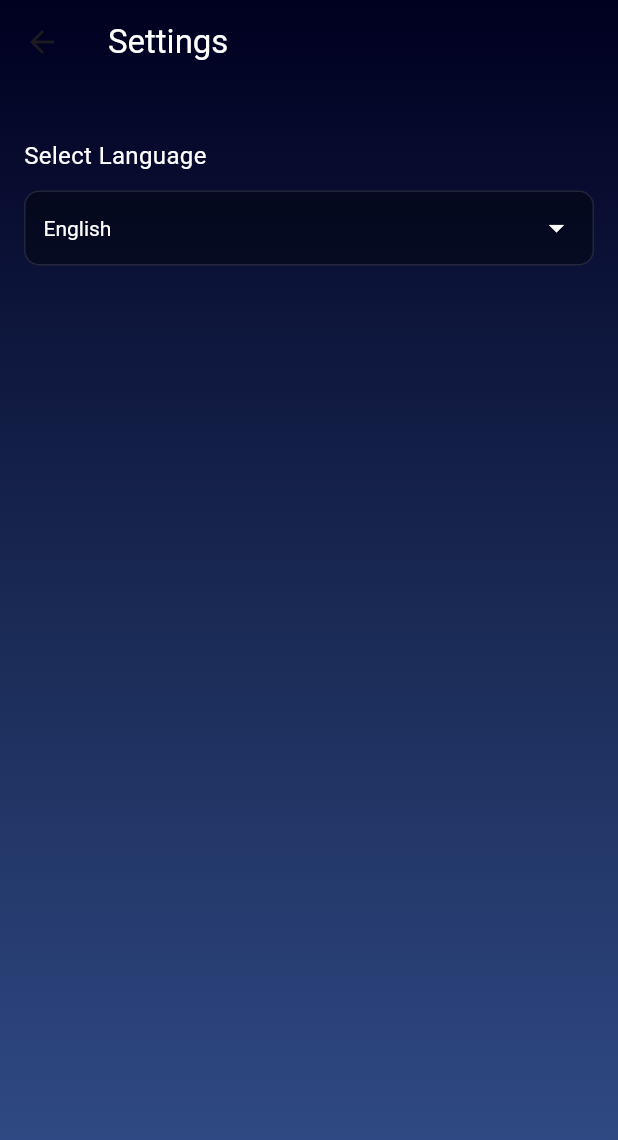
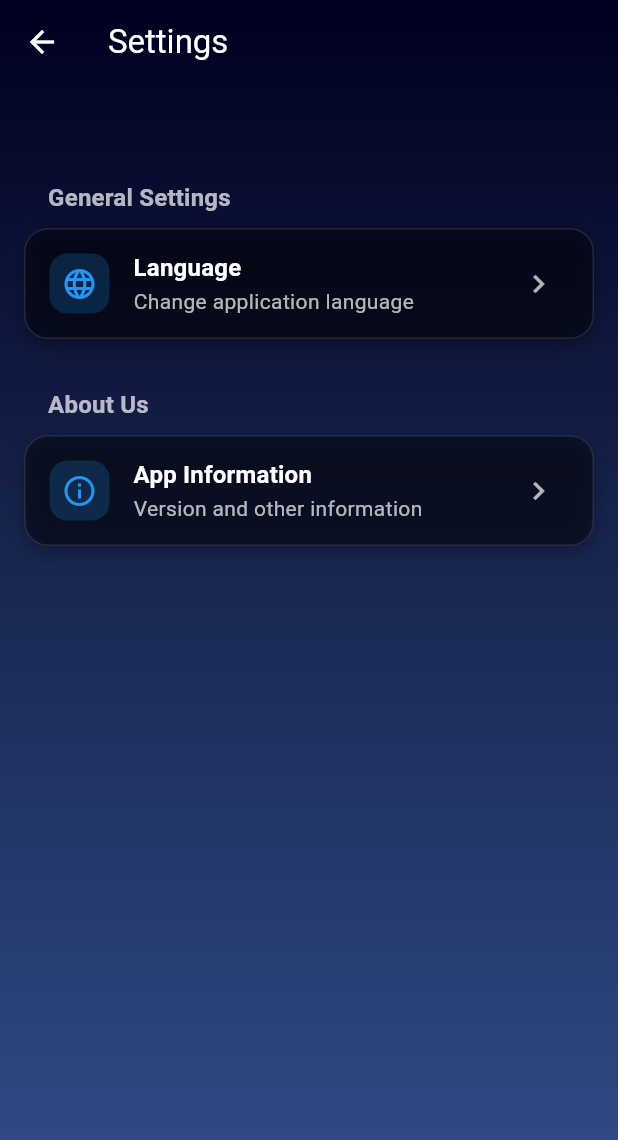
Before and after one commit to ayberktambay/weather_application, a Flutter app: the SettingsView screen opened directly, on a phone screen of 412 x 824 dp. Shown: the top 1140 px of the screen. Run offline on Flutter 3.47's test engine with Material 3 defaults, Android fonts, the phone set to English and light mode, and no system bars; our stand-ins replace flutter_riverpod, geolocator, localization; missing offline and left inert: flutter_pagewise.

Commit message:
search, app logo,design

```diff
--- a/assets/language/en_US.json
+++ b/assets/language/en_US.json
@@ -66,5 +66,13 @@
     "Istanbul (Asian Side)" : "Istanbul (Asian Side)",
     "Latitude": "Latitude",
     "Longitude": "Longitude",
-    "Location services are disabled. Please enable them." : "Location services are disabled. Please enable them."
+    "Location services are disabled. Please enable them." : "Location services are disabled. Please enable them.",
+    "General Settings": "General Settings",
+    "Language": "Language",
+    "Change application language": "Change application language",
+    "About Us": "About Us",
+    "App Information": "App Information",
+    "Version and other information": "Version and other information",
+    "OK": "OK",
+    "Select a language": "Select a language"
 }
--- a/assets/language/tr_TR.json
+++ b/assets/language/tr_TR.json
@@ -66,5 +66,13 @@
     "Istanbul (Asian Side)" : "Istanbul (Anadolu)",
     "Latitude": "Enlem",
     "Longitude": "Boylam",
-    "Location services are disabled. Please enable them." : "Konum servisleri devre dışı,lütfen etkinleştiriniz."
+    "Location services are disabled. Please enable them." : "Konum servisleri devre dışı,lütfen etkinleştiriniz.",
+    "General Settings": "Genel Ayarlar",
+    "Language": "Dil",
+    "Change application language": "Uygulama dilini değiştir",
+    "About Us": "Hakkımızda",
+    "App Information": "Uygulama Bilgileri",
+    "Version and other information": "Sürüm ve diğer bilgiler",
+    "OK": "Tamam",
+    "Select a language": "Dil Seçimi"
 }
--- a/lib/constants/app_colors.dart
+++ b/lib/constants/app_colors.dart
@@ -31,4 +31,15 @@ class AppGradients {
       Color(0xFFE94057), // Reddish Orange
     ],
   );
+  static BoxDecoration blueGradBG  = BoxDecoration(
+          gradient: LinearGradient(
+            begin: Alignment.topCenter,
+            end: Alignment.bottomCenter,
+            colors: [
+              Color(0xFF000020),
+              Color(0xFF1A2A55),
+              Color(0xFF334F8C),
+            ],
+          ),
+          );
 }
--- a/lib/providers/weather_provider.dart
+++ b/lib/providers/weather_provider.dart
@@ -89,10 +89,7 @@ class WeatherNotifier extends StateNotifier<WeatherState> {
   }
 
 Future<void> fetchCurrentLocationWeather(BuildContext context, WidgetRef ref) async {
-  // Start loading
   state = state.copyWith(isLoading: true, errorMessage: null, locationName: 'Current Location');
-
-  // Check if location services are enabled
   final isLocationServiceEnabled = await Geolocator.isLocationServiceEnabled();
   if (!isLocationServiceEnabled) {
     state = state.copyWith(
--- a/lib/view/menu.dart
+++ b/lib/view/menu.dart
@@ -41,9 +41,8 @@ class _MenuViewState extends ConsumerState<MenuView> {
         )).toList(),
         currentIndex: currentIndex,
         onTap: (value) {
-          setState(() {
-            currentIndex = value;
-          });
+          currentIndex = value;
+          setState(() {});
         },
       ),
     );
--- a/lib/view/settings.dart
+++ b/lib/view/settings.dart
@@ -1,7 +1,9 @@
 import 'package:flutter/material.dart';
 import 'package:flutter_riverpod/flutter_riverpod.dart';
 import 'package:localization/localization.dart';
+import 'package:weather/constants/app_colors.dart';
 import 'package:weather/providers/language_provider.dart';
+import 'package:weather/view/language_selection.dart';
 
 class SettingsView extends ConsumerStatefulWidget {
   const SettingsView({super.key});
@@ -13,8 +15,7 @@ class SettingsView extends ConsumerStatefulWidget {
 class _SettingsViewState extends ConsumerState<SettingsView> {
   @override
   Widget build(BuildContext context) {
-    ref.watch(localeProvider); // her değişimde rebuild
-
+    ref.watch(localeProvider);
     return Scaffold(
       extendBody: true,
       extendBodyBehindAppBar: true,
@@ -25,104 +26,145 @@ class _SettingsViewState extends ConsumerState<SettingsView> {
         ),
         backgroundColor: Colors.transparent,
         elevation: 0,
+        iconTheme: const IconThemeData(color: Colors.white),
       ),
       body: Container(
         width: double.infinity,
         height: double.infinity,
-        decoration: const BoxDecoration(
-          gradient: LinearGradient(
-            begin: Alignment.topCenter,
-            end: Alignment.bottomCenter,
-            colors: [
-              Color(0xFF000020),
-              Color(0xFF1A2A55),
-              Color(0xFF334F8C),
-            ],
-          ),
-        ),
-        child: Column(
-          crossAxisAlignment: CrossAxisAlignment.start,
+        decoration: AppGradients.blueGradBG,
+        child: ListView(
+          padding: const EdgeInsets.all(16),
           children: [
-            SizedBox(height: kToolbarHeight + 20),
-            Padding(
-              padding: const EdgeInsets.all(16),
-              child: Column(
-                children: const [
-                  LanguageCard(),
-                ],
-              ),
+            SizedBox(height: kToolbarHeight + 40),
+            _buildSection(
+              context,
+              title: 'General Settings'.i18n(),
+              children: [
+                _buildSettingTile(
+                  context,
+                  icon: Icons.language,
+                  title: 'Language'.i18n(),
+                  subtitle: 'Change application language'.i18n(),
+                  onTap: () => Navigator.push(
+                    context,
+                    MaterialPageRoute(
+                      builder: (context) => const LanguageSelectionView(),
+                    ),
+                  ),
+                ),
+              ],
+            ),
+            const SizedBox(height: 24),
+            _buildSection(
+              context,
+              title: 'About Us'.i18n(),
+              children: [
+                _buildSettingTile(
+                  context,
+                  icon: Icons.info_outline,
+                  title: 'App Information'.i18n(),
+                  subtitle: 'Version and other information'.i18n(),
+                  onTap: () {
+                    showDialog(
+                      context: context,
+                      builder: (context) => AlertDialog(
+                        title: Text('App Information'.i18n()),
+                        content: Text('Weather App v1.0.0'.i18n()),
+                        actions: [
+                          TextButton(
+                            onPressed: () => Navigator.pop(context),
+                            child: Text('OK'.i18n()),
+                          ),
+                        ],
+                      ),
+                    );
+                  },
+                ),
+              ],
             ),
           ],
         ),
       ),
     );
   }
-}
 
-class LanguageCard extends ConsumerWidget {
-  const LanguageCard({super.key});
-
-  @override
-  Widget build(BuildContext context, WidgetRef ref) {
-    final currentLocale = ref.watch(localeProvider);
-
+  Widget _buildSection(
+    BuildContext context, {
+    required String title,
+    required List<Widget> children,
+  }) {
     return Column(
       crossAxisAlignment: CrossAxisAlignment.start,
-      mainAxisSize: MainAxisSize.min,
       children: [
-        Text(
-          'Select Language'.i18n(),
-          style: const TextStyle(
-            fontSize: 16,
-            color: Colors.white,
-            fontWeight: FontWeight.w400,
+        Padding(
+          padding: const EdgeInsets.symmetric(horizontal: 16, vertical: 8),
+          child: Text(
+            title,
+            style: Theme.of(context).textTheme.titleMedium?.copyWith(
+                  color: Colors.white70,
+                  fontWeight: FontWeight.w600,
+                ),
           ),
         ),
-        const SizedBox(height: 12),
         Container(
           decoration: BoxDecoration(
             color: Colors.black.withAlpha(100),
             border: Border.all(color: Colors.white.withAlpha(30)),
-            borderRadius: BorderRadius.circular(10),
+            borderRadius: BorderRadius.circular(16),
+            boxShadow: [
+              BoxShadow(
+                color: Colors.black.withAlpha(77),
+                blurRadius: 10,
+                offset: const Offset(0, 4),
+              ),
+            ],
           ),
-          padding: const EdgeInsets.symmetric(horizontal: 12),
-          child: DropdownButtonHideUnderline(
-            child: DropdownButton<Locale>(
-              isExpanded: true,
-              value: currentLocale,
-              dropdownColor: Colors.blueGrey.shade900,
-              borderRadius: BorderRadius.circular(10),
-              style: const TextStyle(color: Colors.white),
-              iconEnabledColor: Colors.white,
-              onChanged: (Locale? newValue) {
-                if (newValue != null) {
-                  ref.read(localeProvider.notifier).state = newValue;
-                }
-              },
-              items: supportedLocales.map((Locale locale) {
-                return DropdownMenuItem<Locale>(
-                  value: locale,
-                  child: Text(
-                    _getLanguageDisplayName(locale),
-                    style: const TextStyle(color: Colors.white),
-                  ),
-                );
-              }).toList(),
-            ),
+          child: Column(
+            children: children,
           ),
         ),
       ],
     );
   }
 
-  String _getLanguageDisplayName(Locale locale) {
-    switch (locale.languageCode) {
-      case 'en':
-        return 'English';
-      case 'tr':
-        return 'Türkçe';
-      default:
-        return locale.toLanguageTag();
-    }
+  Widget _buildSettingTile(
+    BuildContext context, {
+    required IconData icon,
+    required String title,
+    required String subtitle,
+    required VoidCallback onTap,
+  }) {
+    return ListTile(
+      leading: Container(
+        padding: const EdgeInsets.all(8),
+        decoration: BoxDecoration(
+          color: Colors.blue.withAlpha(50),
+          borderRadius: BorderRadius.circular(12),
+        ),
+        child: Icon(
+          icon,
+          color: Colors.blue,
+          size: 24,
+        ),
+      ),
+      title: Text(
+        title,
+        style: Theme.of(context).textTheme.titleMedium?.copyWith(
+              fontWeight: FontWeight.w600,
+              color: Colors.white,
+            ),
+      ),
+      subtitle: Text(
+        subtitle,
+        style: Theme.of(context).textTheme.bodyMedium?.copyWith(
+              color: Colors.white70,
+            ),
+      ),
+      trailing: const Icon(
+        Icons.chevron_right,
+        color: Colors.white70,
+      ),
+      onTap: onTap,
+    );
   }
 }
```
Also changed, not shown: lib/constants/gradient_container.dart (added, +37 -0 lines), lib/view/home.dart (+12 -5 lines), lib/view/language_selection.dart (added, +107 -0 lines), lib/view/search.dart (+85 -53 lines), assets/weather_icons/04d.png, assets/weather_icons/04ddd.png (added), 5 other files.
